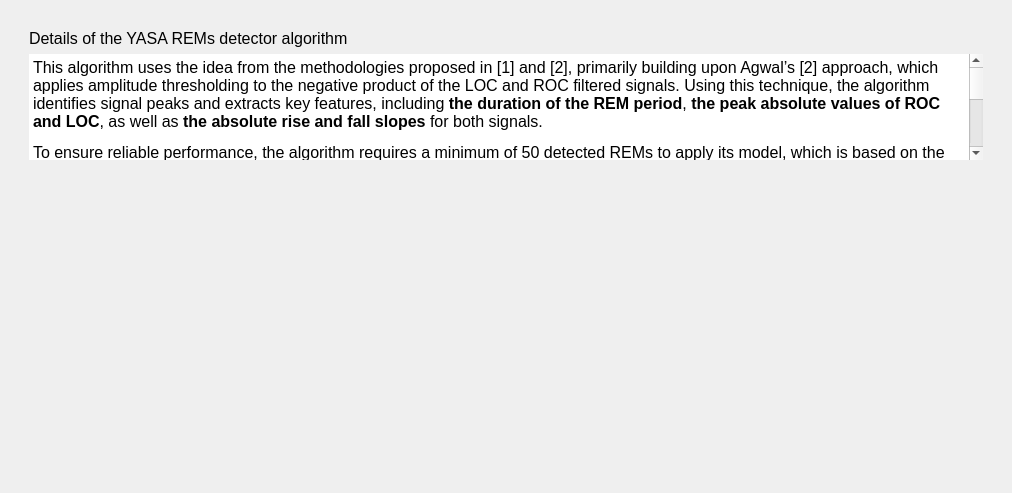
This is tools/CEAMSTools/DetectREMsYASA/AlgorithmDetail/Ui_AlgorithmDetail.ui in SnoozToolbox/snooz-package-ceams as Qt 5 draws it before an edit. The edited form follows.
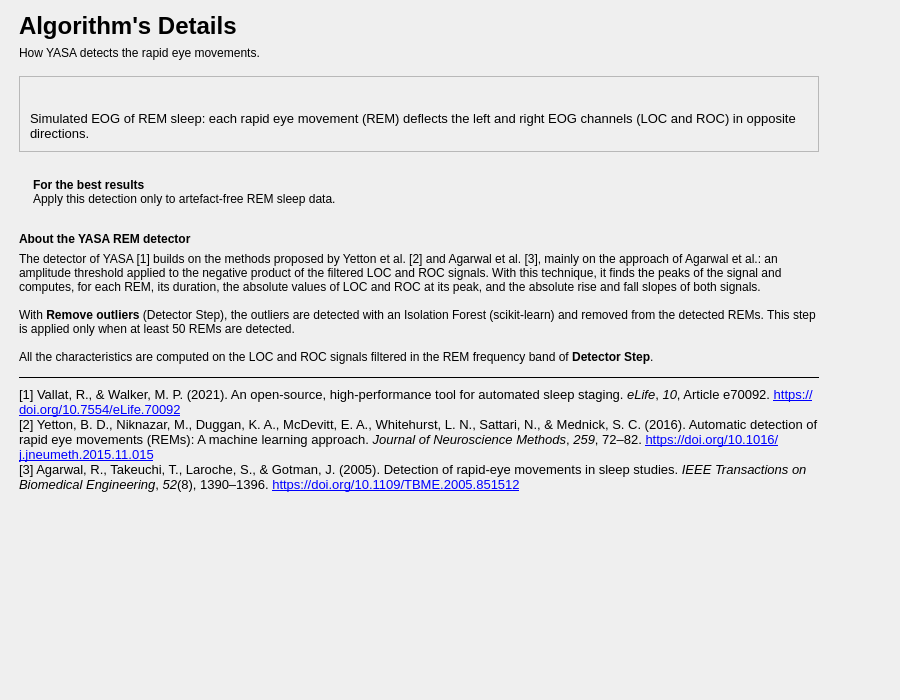
This is the edited form.

Commit message: Detect REM events with YASA: redesigned pages (tool 3.6.3)

What changed in the file:
```diff
--- a/tools/CEAMSTools/DetectREMsYASA/AlgorithmDetail/Ui_AlgorithmDetail.ui
+++ b/tools/CEAMSTools/DetectREMsYASA/AlgorithmDetail/Ui_AlgorithmDetail.ui
@@ -6,132 +6,302 @@
    <rect>
     <x>0</x>
     <y>0</y>
-    <width>1012</width>
-    <height>493</height>
+    <width>900</width>
+    <height>700</height>
    </rect>
   </property>
   <property name="windowTitle">
    <string/>
   </property>
-  <layout class="QGridLayout" name="gridLayout_2">
-   <item row="0" column="0">
-    <layout class="QVBoxLayout" name="verticalLayout">
+  <layout class="QVBoxLayout" name="verticalLayout">
+   <property name="leftMargin">
+    <number>19</number>
+   </property>
+   <property name="topMargin">
+    <number>12</number>
+   </property>
+   <property name="rightMargin">
+    <number>19</number>
+   </property>
+   <property name="bottomMargin">
+    <number>12</number>
+   </property>
+   <item>
+    <layout class="QHBoxLayout" name="content_row" stretch="1,0">
+     <property name="leftMargin">
+      <number>0</number>
+     </property>
+     <property name="topMargin">
+      <number>0</number>
+     </property>
+     <property name="rightMargin">
+      <number>0</number>
+     </property>
+     <property name="bottomMargin">
+      <number>0</number>
+     </property>
      <item>
-      <widget class="QFrame" name="frame">
-       <property name="frameShape">
-        <enum>QFrame::Shape::NoFrame</enum>
+      <widget class="QWidget" name="content_widget" native="true">
+       <property name="maximumSize">
+        <size>
+         <width>800</width>
+         <height>16777215</height>
+        </size>
        </property>
-       <property name="frameShadow">
-        <enum>QFrame::Shadow::Raised</enum>
-       </property>
-       <property name="lineWidth">
-        <number>0</number>
-       </property>
-       <layout class="QVBoxLayout" name="verticalLayout_2" stretch="1,2">
+       <layout class="QVBoxLayout" name="content_layout">
+        <property name="spacing">
+         <number>16</number>
+        </property>
+        <property name="leftMargin">
+         <number>0</number>
+        </property>
+        <property name="topMargin">
+         <number>0</number>
+        </property>
+        <property name="rightMargin">
+         <number>0</number>
+        </property>
+        <property name="bottomMargin">
+         <number>0</number>
+        </property>
         <item>
-         <widget class="QFrame" name="frame_2">
-          <property name="sizePolicy">
-           <sizepolicy hsizetype="Expanding" vsizetype="Expanding">
-            <horstretch>0</horstretch>
-            <verstretch>0</verstretch>
-           </sizepolicy>
+         <layout class="QVBoxLayout" name="header_layout">
+          <property name="spacing">
+           <number>6</number>
           </property>
-          <property name="frameShape">
-           <enum>QFrame::Shape::NoFrame</enum>
-          </property>
-          <property name="frameShadow">
-           <enum>QFrame::Shadow::Raised</enum>
-          </property>
-          <property name="lineWidth">
-           <number>0</number>
-          </property>
-          <layout class="QVBoxLayout" name="verticalLayout_3">
-           <item>
-            <widget class="QLabel" name="label">
-             <property name="lineWidth">
-              <number>0</number>
-             </property>
-             <property name="font">
-              <font>
-               <pointsize>10</pointsize>
-              </font>
-             </property>
-             <property name="text">
-              <string>&lt;html&gt;&lt;head/&gt;&lt;body&gt;&lt;p&gt;&lt;span style=&quot; font-size:12pt;&quot;&gt;Details of the YASA REMs detector algorithm&lt;/span&gt;&lt;/p&gt;&lt;/body&gt;&lt;/html&gt;</string>
-             </property>
-            </widget>
-           </item>
-           <item>
-            <widget class="QTextEdit" name="textEdit">
-             <property name="font">
-              <font>
-               <pointsize>10</pointsize>
-              </font>
-             </property>
-             <property name="frameShape">
-              <enum>QFrame::Shape::NoFrame</enum>
-             </property>
-             <property name="lineWidth">
-              <number>0</number>
-             </property>
-             <property name="readOnly">
-              <bool>true</bool>
-             </property>
-             <property name="html">
-              <string>&lt;!DOCTYPE HTML PUBLIC &quot;-//W3C//DTD HTML 4.0//EN&quot; &quot;http://www.w3.org/TR/REC-html40/strict.dtd&quot;&gt;
-&lt;html&gt;&lt;head&gt;&lt;meta name=&quot;qrichtext&quot; content=&quot;1&quot; /&gt;&lt;meta charset=&quot;utf-8&quot; /&gt;&lt;style type=&quot;text/css&quot;&gt;
-p, li { white-space: pre-wrap; }
-hr { height: 1px; border-width: 0; }
-li.unchecked::marker { content: &quot;\2610&quot;; }
-li.checked::marker { content: &quot;\2612&quot;; }
-&lt;/style&gt;&lt;/head&gt;&lt;body style=&quot; font-size:10pt; font-weight:400; font-style:normal;&quot;&gt;
-&lt;p style=&quot; margin-top:12px; margin-bottom:12px; margin-left:0px; margin-right:0px; -qt-block-indent:0; text-indent:0px;&quot;&gt;&lt;span style=&quot; font-size:12pt;&quot;&gt;This algorithm uses the idea from the methodologies proposed in [1] and [2], primarily building upon Agwal’s [2] approach, which applies amplitude thresholding to the negative product of the LOC and ROC filtered signals. Using this technique, the algorithm identifies signal peaks and extracts key features, including &lt;/span&gt;&lt;span style=&quot; font-size:12pt; font-weight:700;&quot;&gt;the duration of the REM period&lt;/span&gt;&lt;span style=&quot; font-size:12pt;&quot;&gt;, &lt;/span&gt;&lt;span style=&quot; font-size:12pt; font-weight:700;&quot;&gt;the peak absolute values of ROC and LOC&lt;/span&gt;&lt;span style=&quot; font-size:12pt;&quot;&gt;, as well as &lt;/span&gt;&lt;span style=&quot; font-size:12pt; font-weight:700;&quot;&gt;the absolute rise and fall slopes&lt;/span&gt;&lt;span style=&quot; font-size:12pt;&quot;&gt; for both signals.&lt;/span&gt;&lt;/p&gt;
-&lt;p style=&quot; margin-top:12px; margin-bottom:12px; margin-left:0px; margin-right:0px; -qt-block-indent:0; text-indent:0px;&quot;&gt;&lt;span style=&quot; font-size:12pt;&quot;&gt;To ensure reliable performance, the algorithm requires a minimum of 50 detected REMs to apply its model, which is based on the IsolationForest random forest classifier. Additionally, if the user selects the &amp;quot;remove outlier&amp;quot; option as &lt;/span&gt;&lt;span style=&quot; font-size:12pt; font-style:italic;&quot;&gt;True&lt;/span&gt;&lt;span style=&quot; font-size:12pt;&quot;&gt;, any outliers detected after applying the IsolationForest will be excluded from the final detection results.&lt;/span&gt;&lt;/p&gt;
-&lt;p style=&quot; margin-top:12px; margin-bottom:12px; margin-left:0px; margin-right:0px; -qt-block-indent:0; text-indent:0px;&quot;&gt;&lt;span style=&quot; font-size:12pt; font-weight:600;&quot;&gt;Usage points&lt;/span&gt;&lt;/p&gt;
-&lt;p style=&quot; margin-top:12px; margin-bottom:12px; margin-left:0px; margin-right:0px; -qt-block-indent:0; text-indent:0px;&quot;&gt;&lt;span style=&quot; font-size:12pt;&quot;&gt;- All output parameters of this algorithm are computed using the filtered LOC and ROC signals. The filtering process is based on the thresholds defined in the &lt;/span&gt;&lt;span style=&quot; font-size:12pt; font-style:italic;&quot;&gt;DetectionStep&lt;/span&gt;&lt;span style=&quot; font-size:12pt;&quot;&gt;.&lt;/span&gt;&lt;/p&gt;
-&lt;p style=&quot; margin-top:12px; margin-bottom:12px; margin-left:0px; margin-right:0px; -qt-block-indent:0; text-indent:0px;&quot;&gt;&lt;span style=&quot; font-size:12pt;&quot;&gt;- For optimal results, the user should apply this detection only to artifact-free REM sleep data.&lt;/span&gt;&lt;/p&gt;&lt;/body&gt;&lt;/html&gt;</string>
-             </property>
-            </widget>
-           </item>
-          </layout>
-         </widget>
+          <item>
+           <widget class="QLabel" name="title_label">
+            <property name="font">
+             <font>
+              <pointsize>18</pointsize>
+              <bold>true</bold>
+             </font>
+            </property>
+            <property name="text">
+             <string>Algorithm's Details</string>
+            </property>
+           </widget>
+          </item>
+          <item>
+           <widget class="QLabel" name="subtitle_label">
+            <property name="text">
+             <string>How YASA detects the rapid eye movements.</string>
+            </property>
+            <property name="wordWrap">
+             <bool>true</bool>
+            </property>
+            <property name="variant" stdset="0">
+             <string notr="true">help</string>
+            </property>
+           </widget>
+          </item>
+         </layout>
         </item>
         <item>
-         <widget class="QFrame" name="frame_3">
-          <property name="sizePolicy">
-           <sizepolicy hsizetype="Expanding" vsizetype="Expanding">
-            <horstretch>0</horstretch>
-            <verstretch>0</verstretch>
-           </sizepolicy>
-          </property>
+         <widget class="QFrame" name="picture_card">
           <property name="frameShape">
-           <enum>QFrame::Shape::NoFrame</enum>
+           <enum>QFrame::Shape::StyledPanel</enum>
           </property>
           <property name="frameShadow">
            <enum>QFrame::Shadow::Raised</enum>
           </property>
-          <layout class="QVBoxLayout" name="verticalLayout_4">
+          <layout class="QVBoxLayout" name="picture_card_layout">
+           <property name="spacing">
+            <number>10</number>
+           </property>
+           <property name="leftMargin">
+            <number>10</number>
+           </property>
+           <property name="topMargin">
+            <number>10</number>
+           </property>
+           <property name="rightMargin">
+            <number>10</number>
+           </property>
+           <property name="bottomMargin">
+            <number>10</number>
+           </property>
            <item>
             <widget class="QLabel" name="label_2">
+             </widget>
+           </item>
+           <item>
+            <widget class="QLabel" name="picture_caption_label">
              <property name="font">
               <font>
                <pointsize>10</pointsize>
               </font>
              </property>
              <property name="text">
-              <string/>
+              <string>Simulated EOG of REM sleep: each rapid eye movement (REM) deflects the left and right EOG channels (LOC and ROC) in opposite directions.</string>
              </property>
-             <property name="text"><string/></property>
+             <property name="wordWrap">
+              <bool>true</bool>
+             </property>
+             <property name="variant" stdset="0">
+              <string notr="true">help</string>
+             </property>
             </widget>
            </item>
           </layout>
          </widget>
         </item>
+        <item>
+         <widget class="QFrame" name="artefacts_info">
+          <property name="frameShape">
+           <enum>QFrame::Shape::NoFrame</enum>
+          </property>
+          <property name="variant" stdset="0">
+           <string notr="true">info</string>
+          </property>
+          <layout class="QHBoxLayout" name="artefacts_info_layout">
+           <property name="leftMargin">
+            <number>14</number>
+           </property>
+           <property name="topMargin">
+            <number>10</number>
+           </property>
+           <property name="rightMargin">
+            <number>14</number>
+           </property>
+           <property name="bottomMargin">
+            <number>10</number>
+           </property>
+           <item>
+            <widget class="QLabel" name="artefacts_info_label">
+             <property name="text">
+              <string>&lt;b&gt;For the best results&lt;/b&gt;&lt;br/&gt;Apply this detection only to artefact-free REM sleep data.</string>
+             </property>
+             <property name="textFormat">
+              <enum>Qt::TextFormat::RichText</enum>
+             </property>
+             <property name="wordWrap">
+              <bool>true</bool>
+             </property>
+            </widget>
+           </item>
+          </layout>
+         </widget>
+        </item>
+        <item>
+         <layout class="QVBoxLayout" name="about_detector_layout">
+          <property name="spacing">
+           <number>6</number>
+          </property>
+          <item>
+           <widget class="QLabel" name="label">
+            <property name="font">
+             <font>
+              <bold>true</bold>
+             </font>
+            </property>
+            <property name="text">
+             <string>About the YASA REM detector</string>
+            </property>
+           </widget>
+          </item>
+          <item>
+           <widget class="QLabel" name="textEdit">
+            <property name="text">
+             <string>The detector of YASA [1] builds on the methods proposed by Yetton et al. [2] and Agarwal et al. [3], mainly on the approach of Agarwal et al.: an amplitude threshold applied to the negative product of the filtered LOC and ROC signals. With this technique, it finds the peaks of the signal and computes, for each REM, its duration, the absolute values of LOC and ROC at its peak, and the absolute rise and fall slopes of both signals.&lt;br/&gt;&lt;br/&gt;With &lt;b&gt;Remove outliers&lt;/b&gt; (Detector Step), the outliers are detected with an Isolation Forest (scikit-learn) and removed from the detected REMs. This step is applied only when at least 50 REMs are detected.&lt;br/&gt;&lt;br/&gt;All the characteristics are computed on the LOC and ROC signals filtered in the REM frequency band of &lt;b&gt;Detector Step&lt;/b&gt;.</string>
+            </property>
+            <property name="textFormat">
+             <enum>Qt::TextFormat::RichText</enum>
+            </property>
+            <property name="wordWrap">
+             <bool>true</bool>
+            </property>
+            <property name="variant" stdset="0">
+             <string notr="true">help</string>
+            </property>
+           </widget>
+          </item>
+          <item>
+           <layout class="QVBoxLayout" name="references_layout">
+            <property name="spacing">
+             <number>8</number>
+            </property>
+            <property name="leftMargin">
+             <number>0</number>
+            </property>
+            <property name="topMargin">
+             <number>6</number>
+            </property>
+            <property name="rightMargin">
+             <number>0</number>
+            </property>
+            <property name="bottomMargin">
+             <number>0</number>
+            </property>
+            <item>
+             <widget class="QFrame" name="references_line">
+              <property name="frameShape">
+               <enum>QFrame::Shape::HLine</enum>
+              </property>
+              <property name="frameShadow">
+               <enum>QFrame::Shadow::Plain</enum>
+              </property>
+             </widget>
+            </item>
+            <item>
+             <widget class="QLabel" name="references_label">
+              <property name="font">
+               <font>
+                <pointsize>10</pointsize>
+               </font>
+              </property>
+              <property name="text">
+               <string>[1] Vallat, R., &amp;amp; Walker, M. P. (2021). An open-source, high-performance tool for automated sleep staging. &lt;i&gt;eLife&lt;/i&gt;, &lt;i&gt;10&lt;/i&gt;, Article e70092. &lt;a href="https://doi.org/10.7554/eLife.70092"&gt;https://doi.org/10.7554/eLife.70092&lt;/a&gt;&lt;br/&gt;[2] Yetton, B. D., Niknazar, M., Duggan, K. A., McDevitt, E. A., Whitehurst, L. N., Sattari, N., &amp;amp; Mednick, S. C. (2016). Automatic detection of rapid eye movements (REMs): A machine learning approach. &lt;i&gt;Journal of Neuroscience Methods&lt;/i&gt;, &lt;i&gt;259&lt;/i&gt;, 72–82. &lt;a href="https://doi.org/10.1016/j.jneumeth.2015.11.015"&gt;https://doi.org/10.1016/j.jneumeth.2015.11.015&lt;/a&gt;&lt;br/&gt;[3] Agarwal, R., Takeuchi, T., Laroche, S., &amp;amp; Gotman, J. (2005). Detection of rapid-eye movements in sleep studies. &lt;i&gt;IEEE Transactions on Biomedical Engineering&lt;/i&gt;, &lt;i&gt;52&lt;/i&gt;(8), 1390–1396. &lt;a href="https://doi.org/10.1109/TBME.2005.851512"&gt;https://doi.org/10.1109/TBME.2005.851512&lt;/a&gt;</string>
+              </property>
+              <property name="textFormat">
+               <enum>Qt::TextFormat::RichText</enum>
+              </property>
+              <property name="wordWrap">
+               <bool>true</bool>
+              </property>
+              <property name="openExternalLinks">
+               <bool>true</bool>
+              </property>
+              <property name="variant" stdset="0">
+               <string notr="true">help</string>
+              </property>
+             </widget>
+            </item>
+           </layout>
+          </item>
+         </layout>
+        </item>
        </layout>
       </widget>
      </item>
+     <item>
+      <spacer name="content_spacer">
+       <property name="orientation">
+        <enum>Qt::Orientation::Horizontal</enum>
+       </property>
+       <property name="sizeHint" stdset="0">
+        <size>
+         <width>40</width>
+         <height>20</height>
+        </size>
+       </property>
+      </spacer>
+     </item>
     </layout>
    </item>
+   <item>
+    <spacer name="verticalSpacer">
+     <property name="orientation">
+      <enum>Qt::Orientation::Vertical</enum>
+     </property>
+     <property name="sizeHint" stdset="0">
+      <size>
+       <width>40</width>
+       <height>20</height>
+      </size>
+     </property>
+    </spacer>
+   </item>
   </layout>
  </widget>
  <resources>
```
Left out of the diff: 4 changed lines with no effect on the pictures. The commit also changes 20 other files.
